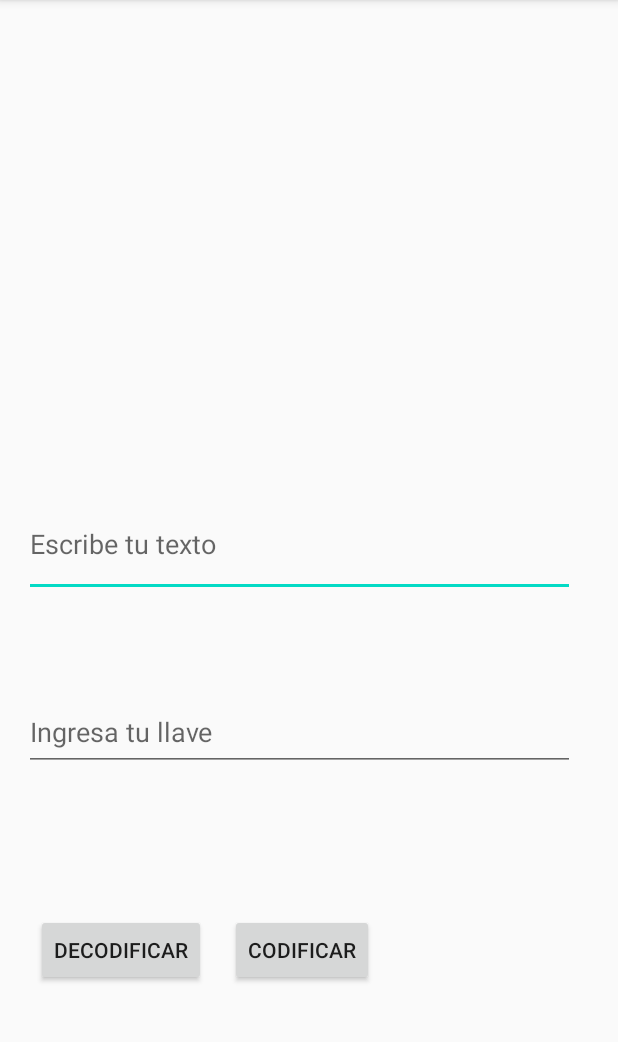
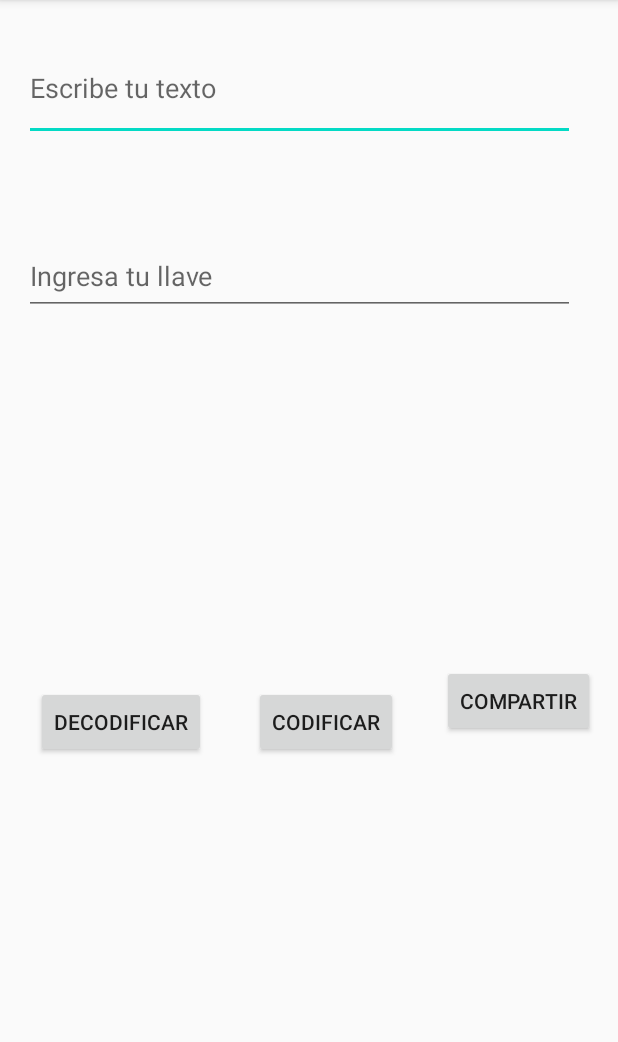
Before and after one commit to alarraut/Encription_2020, an Android app: the screen it shows after launch (MainActivity), on a phone screen of 412 x 824 dp, the part 84-1126 px from its top. Run offline under Robolectric (Android 15) with nearby library versions, the phone set to English and light mode, and no system bars.

Commit message:
Se agrega e boton de compartir para poder enviarlo por cualquier aplicacion

```diff
--- a/app/src/main/res/layout/activity_main.xml
+++ b/app/src/main/res/layout/activity_main.xml
@@ -12,7 +12,7 @@
         android:layout_height="70dp"
         android:layout_marginStart="16dp"
         android:layout_marginLeft="16dp"
-        android:layout_marginTop="328dp"
+        android:layout_marginTop="24dp"
         android:hint="@string/edittexto"
         app:layout_constraintStart_toStartOf="parent"
         app:layout_constraintTop_toTopOf="parent" />
@@ -33,15 +33,16 @@
         android:id="@+id/button"
         android:layout_width="wrap_content"
         android:layout_height="wrap_content"
-        android:layout_marginStart="16dp"
-        android:layout_marginLeft="16dp"
+        android:layout_marginStart="32dp"
+        android:layout_marginLeft="32dp"
         android:layout_marginTop="16dp"
         android:layout_marginBottom="32dp"
         android:onClick="codificar"
         android:text="@string/botoncod"
         app:layout_constraintBottom_toBottomOf="parent"
         app:layout_constraintStart_toEndOf="@+id/button2"
-        app:layout_constraintTop_toBottomOf="@+id/editllave" />
+        app:layout_constraintTop_toBottomOf="@+id/editllave"
+        app:layout_constraintVertical_bias="0.501" />
 
     <Button
         android:id="@+id/button2"
@@ -60,4 +61,22 @@
         app:layout_constraintStart_toStartOf="parent"
         app:layout_constraintTop_toBottomOf="@+id/editllave" />
 
+    <Button
+        android:id="@+id/button3"
+        android:layout_width="wrap_content"
+        android:layout_height="wrap_content"
+        android:layout_marginStart="29dp"
+        android:layout_marginLeft="29dp"
+        android:layout_marginTop="233dp"
+        android:layout_marginEnd="48dp"
+        android:layout_marginRight="48dp"
+        android:onClick="compartir"
+        android:text="Compartir"
+        app:layout_constraintBottom_toBottomOf="parent"
+        app:layout_constraintEnd_toEndOf="parent"
+        app:layout_constraintHorizontal_bias="0.0"
+        app:layout_constraintStart_toEndOf="@+id/button"
+        app:layout_constraintTop_toBottomOf="@+id/editllave"
+        app:layout_constraintVertical_bias="0.0" />
+
 </androidx.constraintlayout.widget.ConstraintLayout>
```
Also changed, not shown: app/src/main/java/com/example/encription_2020/MainActivity.kt (+9 -1 lines), app/src/main/res/layout/activity_display_message.xml (+12 -1 lines).
